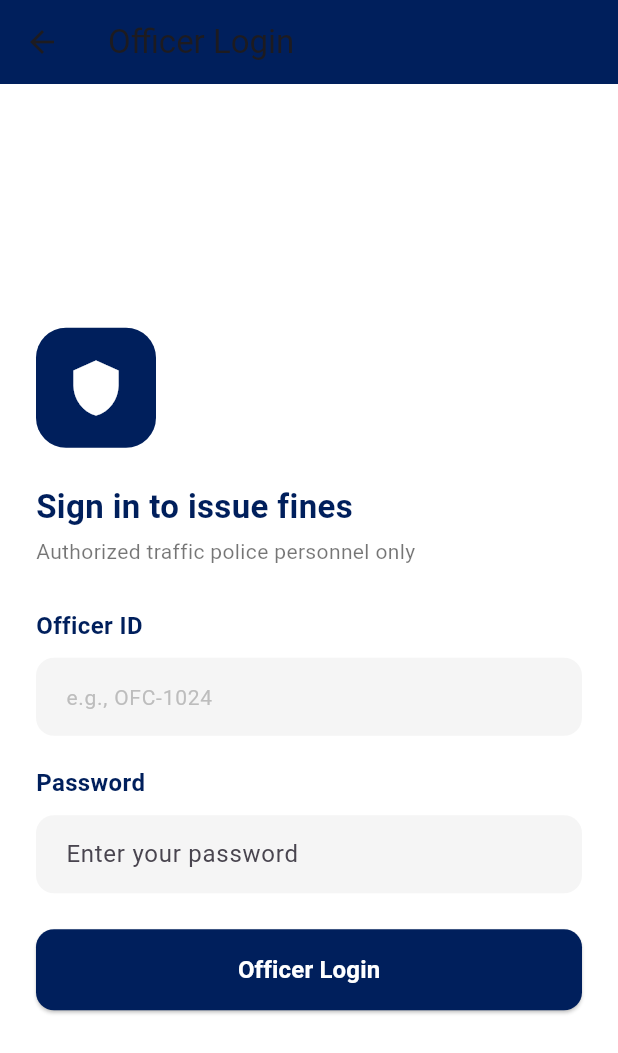
After one commit to tanuri2002/traffic-fine-system, a Flutter app: the screen it shows after launch, after a tap on "Officer Login", on a phone screen of 412 x 824 dp. The commit adds this screen. Shown: the top 1053 px of the screen. Run offline on Flutter 3.47's test engine with Material 3 defaults, Android fonts, the phone set to English and light mode, and no system bars; our stand-ins replace shared_preferences.

Commit message:
created officer-portal mobile frontend

```diff
--- a/mobile-app/flutter_ui/lib/main.dart
+++ b/mobile-app/flutter_ui/lib/main.dart
@@ -1,5 +1,6 @@
 import 'package:flutter/material.dart';
 import 'screens/home_screen.dart';
+import 'screens/officer_login_screen.dart';
 
 void main() {
   runApp(const MyApp());
@@ -20,8 +21,31 @@ class MyApp extends StatelessWidget {
           elevation: 0,
         ),
       ),
-      home: const HomeScreen(),
+      routes: {
+        '/officer-login': (context) => const OfficerLoginScreen(),
+      },
+      home: const RoleGate(),
       debugShowCheckedModeBanner: false,
     );
   }
 }
+
+// Wraps HomeScreen (unchanged, owned by teammate) with a small floating
+// entry point for officers, so the driver flow stays completely untouched.
+class RoleGate extends StatelessWidget {
+  const RoleGate({Key? key}) : super(key: key);
+
+  @override
+  Widget build(BuildContext context) {
+    return Scaffold(
+      body: const HomeScreen(),
+      floatingActionButton: FloatingActionButton.extended(
+        heroTag: 'officer-entry',
+        backgroundColor: const Color(0xFF001F5C),
+        icon: const Icon(Icons.shield),
+        label: const Text('Officer Login'),
+        onPressed: () => Navigator.pushNamed(context, '/officer-login'),
+      ),
+    );
+  }
+}
--- /dev/null
+++ b/mobile-app/flutter_ui/lib/models/officer_model.dart
@@ -0,0 +1,40 @@
+class Officer {
+  final int id;
+  final String badgeNumber;
+  final String name;
+  final String phone;
+
+  Officer({
+    required this.id,
+    required this.badgeNumber,
+    required this.name,
+    required this.phone,
+  });
+
+  factory Officer.fromJson(Map<String, dynamic> json) {
+    return Officer(
+      id: json['id'] ?? 0,
+      badgeNumber: json['badgeNumber'] ?? '',
+      name: json['name'] ?? '',
+      phone: json['phone'] ?? '',
+    );
+  }
+}
+
+class FineCategory {
+  final String id;
+  final String label;
+  final double fee;
+
+  const FineCategory({required this.id, required this.label, required this.fee});
+}
+
+// Mirrors the categories used in the officer web portal - keep in sync
+const List<FineCategory> fineCategories = [
+  FineCategory(id: 'CAT001', label: 'Speed Limit Violation', fee: 5000),
+  FineCategory(id: 'CAT002', label: 'No Parking Zone', fee: 3500),
+  FineCategory(id: 'CAT003', label: 'Traffic Light Violation', fee: 7500),
+  FineCategory(id: 'CAT004', label: 'No Helmet / Seatbelt', fee: 2500),
+  FineCategory(id: 'CAT005', label: 'Driving Without License', fee: 10000),
+  FineCategory(id: 'CAT006', label: 'Mobile Phone Usage While Driving', fee: 4000),
+];
--- /dev/null
+++ b/mobile-app/flutter_ui/lib/screens/officer_login_screen.dart
@@ -0,0 +1,147 @@
+import 'package:flutter/material.dart';
+import '../services/officer_auth_service.dart';
+import '../widgets/custom_text_field.dart';
+import '../widgets/custom_button.dart';
+import 'add_fine_screen.dart';
+
+class OfficerLoginScreen extends StatefulWidget {
+  const OfficerLoginScreen({Key? key}) : super(key: key);
+
+  @override
+  State<OfficerLoginScreen> createState() => _OfficerLoginScreenState();
+}
+
+class _OfficerLoginScreenState extends State<OfficerLoginScreen> {
+  final _formKey = GlobalKey<FormState>();
+  final _officerIdController = TextEditingController();
+  final _passwordController = TextEditingController();
+  final _authService = OfficerAuthService();
+
+  bool _isLoading = false;
+  String? _error;
+
+  @override
+  void dispose() {
+    _officerIdController.dispose();
+    _passwordController.dispose();
+    super.dispose();
+  }
+
+  Future<void> _handleLogin() async {
+    if (!_formKey.currentState!.validate()) return;
+
+    setState(() {
+      _isLoading = true;
+      _error = null;
+    });
+
+    final success = await _authService.login(
+      _officerIdController.text.trim(),
+      _passwordController.text,
+    );
+
+    if (!mounted) return;
+    setState(() => _isLoading = false);
+
+    if (success) {
+      Navigator.pushReplacement(
+        context,
+        MaterialPageRoute(builder: (_) => const AddFineScreen()),
+      );
+    } else {
+      setState(() => _error = 'Invalid officer ID or password');
+    }
+  }
+
+  @override
+  Widget build(BuildContext context) {
+    return Scaffold(
+      backgroundColor: Colors.white,
+      appBar: AppBar(
+        title: const Text('Officer Login'),
+        backgroundColor: const Color(0xFF001F5C),
+      ),
+      body: SafeArea(
+        child: Center(
+          child: SingleChildScrollView(
+            padding: const EdgeInsets.all(24.0),
+            child: ConstrainedBox(
+              constraints: const BoxConstraints(maxWidth: 480),
+              child: Form(
+                key: _formKey,
+                child: Column(
+                  crossAxisAlignment: CrossAxisAlignment.start,
+                  children: [
+                    const SizedBox(height: 12),
+                    Container(
+                      width: 80,
+                      height: 80,
+                      alignment: Alignment.center,
+                      decoration: BoxDecoration(
+                        color: const Color(0xFF001F5C),
+                        borderRadius: BorderRadius.circular(20),
+                      ),
+                      child: const Icon(Icons.shield, color: Colors.white, size: 40),
+                    ),
+                    const SizedBox(height: 24),
+                    const Text(
+                      'Sign in to issue fines',
+                      style: TextStyle(fontSize: 22, fontWeight: FontWeight.bold, color: Color(0xFF001F5C)),
+                    ),
+                    const SizedBox(height: 4),
+                    const Text(
+                      'Authorized traffic police personnel only',
+                      style: TextStyle(fontSize: 14, color: Colors.black54),
+                    ),
+                    const SizedBox(height: 28),
+
+                    CustomTextField(
+                      label: 'Officer ID',
+                      hintText: 'e.g., OFC-1024',
+                      controller: _officerIdController,
+                      validator: (v) => (v == null || v.trim().isEmpty) ? 'Enter your officer ID' : null,
+                    ),
+
+                    const Text(
+                      'Password',
+                      style: TextStyle(fontSize: 16, fontWeight: FontWeight.w600, color: Color(0xFF001F5C)),
+                    ),
+                    const SizedBox(height: 10),
+                    TextFormField(
+                      controller: _passwordController,
+                      obscureText: true,
+                      validator: (v) => (v == null || v.isEmpty) ? 'Enter your password' : null,
+                      decoration: InputDecoration(
+                        hintText: 'Enter your password',
+                        filled: true,
+                        fillColor: Colors.grey[100],
+                        border: OutlineInputBorder(
+                          borderRadius: BorderRadius.circular(12),
+                          borderSide: BorderSide.none,
+                        ),
+                        contentPadding: const EdgeInsets.symmetric(horizontal: 16, vertical: 14),
+                      ),
+                    ),
+                    const SizedBox(height: 12),
+
+                    if (_error != null) ...[
+                      Text(_error!, style: const TextStyle(color: Colors.red)),
+                      const SizedBox(height: 12),
+                    ],
+
+                    const SizedBox(height: 12),
+                    CustomButton(
+                      text: 'Officer Login',
+                      isLoading: _isLoading,
+                      onPressed: _handleLogin,
+                    ),
+                  ],
+                ),
+              ),
+            ),
+          ),
+        ),
+      ),
+    );
+  }
+}
--- /dev/null
+++ b/mobile-app/flutter_ui/lib/services/officer_auth_service.dart
@@ -0,0 +1,106 @@
+import 'dart:convert';
+import 'package:http/http.dart' as http;
+import 'package:shared_preferences/shared_preferences.dart';
+import '../models/officer_model.dart';
+
+class OfficerAuthService {
+  static const String baseUrl = 'http://10.0.2.2:5000/api';
+  static const String _tokenKey = 'officer_jwt_token';
+  static const String _demoTokenPrefix = 'demo-token:';
+
+  // Local fallback so the officer flow can be tested without a backend.
+  static const Map<String, String> _demoCredentials = {
+    'OFC-1024': '1234',
+    'OFC-2048': '4567',
+    'OFC-4096': '7890',
+  };
+
+  static const Map<String, String> _demoOfficerNames = {
+    'OFC-1024': 'Sergeant N. Perera',
+    'OFC-2048': 'Inspector A. Fernando',
+    'OFC-4096': 'Constable R. Silva',
+  };
+
+  Future<bool> login(String officerId, String password) async {
+    if (_demoCredentials[officerId] == password) {
+      final prefs = await SharedPreferences.getInstance();
+      await prefs.setString(_tokenKey, '$_demoTokenPrefix$officerId');
+      return true;
+    }
+
+    try {
+      final resp = await http.post(
+        Uri.parse('$baseUrl/auth/officer/login'),
+        headers: {'Content-Type': 'application/json'},
+        body: jsonEncode({'officerId': officerId, 'password': password}),
+      );
+
+      if (resp.statusCode == 200) {
+        final body = jsonDecode(resp.body);
+        final token = body['token'] ?? body['accessToken'];
+        if (token != null) {
+          final prefs = await SharedPreferences.getInstance();
+          await prefs.setString(_tokenKey, token);
+          return true;
+        }
+      }
+      return false;
+    } catch (_) {
+      return false;
+    }
+  }
+
+  Future<String?> getToken() async {
+    final prefs = await SharedPreferences.getInstance();
+    return prefs.getString(_tokenKey);
+  }
+
+  Future<void> logout() async {
+    final prefs = await SharedPreferences.getInstance();
+    await prefs.remove(_tokenKey);
+  }
+
+  Future<Map<String, dynamic>?> submitFine({
+    required String categoryId,
+    required String vehicleNo,
+    required double fee,
+  }) async {
+    final token = await getToken();
+    if (token == null) return null;
+
+    if (token.startsWith(_demoTokenPrefix)) {
+      final officerId = token.substring(_demoTokenPrefix.length);
+      return {
+        'referenceNumber': 'DF-${DateTime.now().millisecondsSinceEpoch}',
+        'officerId': officerId,
+        'officerName': _demoOfficerNames[officerId] ?? 'Demo Officer',
+        'categoryId': categoryId,
+        'vehicleNo': vehicleNo,
+        'fee': fee,
+        'status': 'issued',
+      };
+    }
+
+    try {
+      final resp = await http.post(
+        Uri.parse('$baseUrl/fines'),
+        headers: {
+          'Content-Type': 'application/json',
+          'Authorization': 'Bearer $token',
+        },
+        body: jsonEncode({
+          'categoryId': categoryId,
+          'vehicleNo': vehicleNo,
+          'fee': fee,
+        }),
+      );
+
+      if (resp.statusCode == 200 || resp.statusCode == 201) {
+        return jsonDecode(resp.body);
+      }
+      return null;
+    } catch (_) {
+      return null;
+    }
+  }
+}
--- a/mobile-app/flutter_ui/pubspec.yaml
+++ b/mobile-app/flutter_ui/pubspec.yaml
@@ -14,6 +14,7 @@ dependencies:
   http: ^1.1.0
   provider: ^6.0.0
   intl: ^0.18.0
+  shared_preferences: ^2.2.2
 
 dev_dependencies:
   flutter_test:
```
Also changed, not shown: mobile-app/flutter_ui/lib/screens/add_fine_screen.dart (added, +187 -0 lines), mobile-app/flutter_ui/pubspec.lock.
